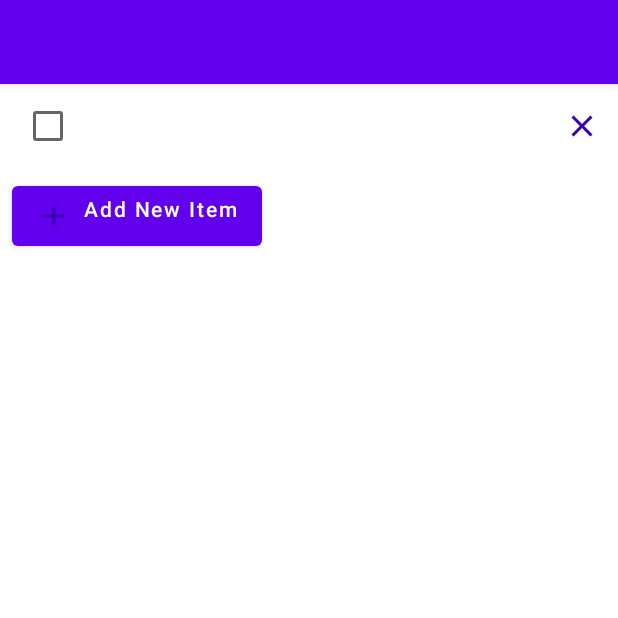
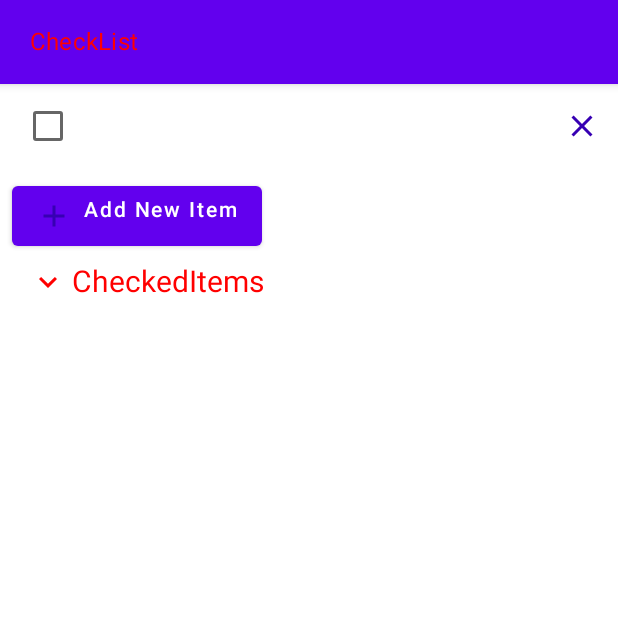
Before and after one commit to madfox40/AndroidCheckList, an Android app built with Jetpack Compose: the screen it shows after launch (MainActivity), on a phone screen of 412 x 824 dp, the top half of it. Run offline under Robolectric (Android 15) with nearby library versions, the phone set to English and light mode, and no system bars.

Commit message:
Title to the checklist, added buttons of expand(not funcional by now)

```diff
--- a/app/build.gradle
+++ b/app/build.gradle
@@ -5,12 +5,12 @@ plugins {
 
 android {
     namespace 'com.example.checklist'
-    compileSdk 32
+    compileSdk 33
 
     defaultConfig {
         applicationId "com.example.checklist"
         minSdk 29
-        targetSdk 32
+        targetSdk 33
         versionCode 1
         versionName "1.0"
 
@@ -58,6 +58,9 @@ dependencies {
     implementation "androidx.biometric:biometric:1.1.0"
     implementation "androidx.appcompat:appcompat:1.5.1"
 
+
+    implementation 'androidx.compose.material:material-icons-extended:1.3.1'
+
     testImplementation 'junit:junit:4.13.2'
     androidTestImplementation 'androidx.test.ext:junit:1.1.4'
     androidTestImplementation 'androidx.test.espresso:espresso-core:3.5.0'
--- a/app/src/main/java/com/example/checklist/Screens/CheckListScreen.kt
+++ b/app/src/main/java/com/example/checklist/Screens/CheckListScreen.kt
@@ -18,6 +18,8 @@ import androidx.compose.material.*
 import androidx.compose.material.icons.Icons
 import androidx.compose.material.icons.filled.Add
 import androidx.compose.material.icons.filled.Close
+import androidx.compose.material.icons.filled.ExpandLess
+import androidx.compose.material.icons.filled.ExpandMore
 import androidx.compose.runtime.*
 import androidx.compose.runtime.saveable.rememberSaveable
 import androidx.compose.runtime.snapshots.SnapshotStateList
@@ -26,6 +28,7 @@ import androidx.compose.ui.Modifier
 import androidx.compose.ui.graphics.Color
 import androidx.compose.ui.tooling.preview.Preview
 import androidx.compose.ui.unit.dp
+import androidx.compose.ui.unit.sp
 import com.example.checklist.Data.CheckList
 import com.example.checklist.Data.CheckListItem
 import com.example.checklist.ui.theme.CheckListTheme
@@ -71,7 +74,7 @@ fun MyCheckListItem(
 
         TextField(
             colors = TextFieldDefaults.textFieldColors(
-                backgroundColor = Color.White, textColor = MaterialTheme.colors.primary,
+                backgroundColor = Color.Transparent, textColor = MaterialTheme.colors.primary,
                 disabledTextColor = Color.Transparent,
                 focusedIndicatorColor = Color.Transparent,
                 unfocusedIndicatorColor = Color.Transparent,
@@ -99,6 +102,28 @@ fun MyCheckListItem(
     }
 }
 
+
+@Composable
+fun CheckedItemsComponent() {
+    var expanded by remember {
+        mutableStateOf(false)
+    }
+    Column(modifier = Modifier.padding(start = 20.dp)) {
+        Row() {
+            Icon(
+                imageVector = if (expanded) Icons.Filled.ExpandLess else Icons.Filled.ExpandMore,
+                contentDescription = "See checked items or not",
+                tint = MaterialTheme.colors.secondary
+            )
+            Text( modifier = Modifier.padding(start = 4.dp),
+                text = "CheckedItems", color = MaterialTheme.colors.secondary,
+                fontSize = 20.sp
+            )
+        }
+    }
+
+}
+
 @Composable
 fun MyCheckList(
     checkItems: SnapshotStateList<CheckListItem> = remember { data.notCheckedItems },
@@ -113,7 +138,24 @@ fun MyCheckList(
         },
         isFloatingActionButtonDocked = false,*/
         topBar = {
-            TopAppBar { /* Top app bar content */ }
+            TopAppBar {
+                var text by remember {
+                    mutableStateOf("CheckList")
+                }
+                TextField(
+                    colors = TextFieldDefaults.textFieldColors(
+                        backgroundColor = Color.Transparent,
+                        textColor = MaterialTheme.colors.secondary,
+                        disabledTextColor = Color.Transparent,
+                        focusedIndicatorColor = Color.Transparent,
+                        unfocusedIndicatorColor = Color.Transparent,
+                        disabledIndicatorColor = Color.Transparent
+                    ),
+                    value = text,
+                    textStyle = MaterialTheme.typography.subtitle1,
+                    onValueChange = { text = it }
+                )
+            }
         }
     ) {
         // Screen content
@@ -159,6 +201,25 @@ fun MyCheckList(
                     }
 
                 )
+                item {
+                    Button(
+                        modifier = Modifier.padding(8.dp),
+                        onClick = { checkItems.add(CheckListItem(name = "", deleted = false)) }) {
+                        Row() {
+                            Icon(
+                                Icons.Filled.Add,
+                                contentDescription = "Close",
+                                tint = MaterialTheme.colors.primaryVariant
+                            )
+                            Spacer(modifier = Modifier.padding(4.dp))
+
+                            Text(text = "Add New Item")
+                        }
+                    }
+
+                    CheckedItemsComponent()
+
+                }
                 items(
                     items = checkedItems,
                     itemContent = { checkedItem ->
@@ -189,22 +250,7 @@ fun MyCheckList(
                         }
                     }
                 )
-                item() {
-                    Button(
-                        modifier = Modifier.padding(8.dp),
-                        onClick = { checkItems.add(CheckListItem(name = "", deleted = false)) }) {
-                        Row() {
-                            Icon(
-                                Icons.Filled.Add,
-                                contentDescription = "Close",
-                                tint = MaterialTheme.colors.primaryVariant
-                            )
-                            Spacer(modifier = Modifier.padding(4.dp))
 
-                            Text(text = "Add New Item")
-                        }
-                    }
-                }
 
                 /* items(checkItems) { checkItem ->
                      Text("prueba")
```
